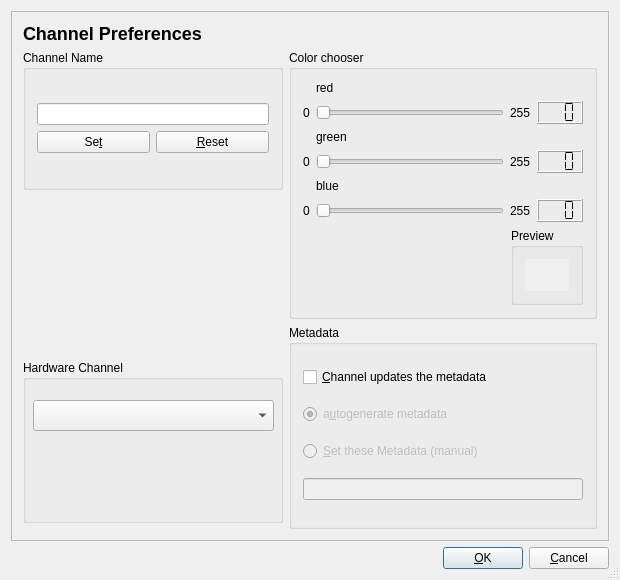
Before: the Qt Designer form src/dialoge/kanalpreferences.ui in jan-lugfl/RadioMixer, drawn with Qt 5.
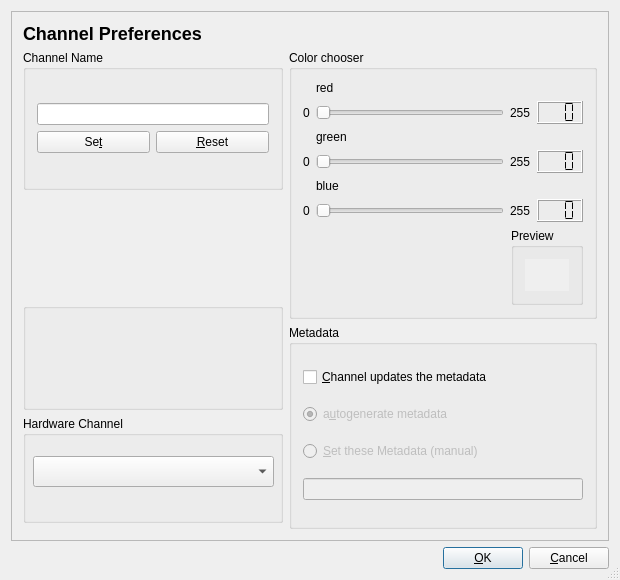
After: the same form once the commit is applied.

Commit message: -- finished new common settings storage for the channels -- completed implementation of alsa mixing channels -- added special section for channels dependant settings in the channel pref. dialog

```diff
--- a/src/dialoge/kanalpreferences.ui
+++ b/src/dialoge/kanalpreferences.ui
@@ -408,6 +408,19 @@
             </property>
            </spacer>
           </item>
+          <item>
+           <widget class="QGroupBox" name="typeDependantSettings">
+            <property name="sizePolicy">
+             <sizepolicy hsizetype="Preferred" vsizetype="Expanding">
+              <horstretch>0</horstretch>
+              <verstretch>0</verstretch>
+             </sizepolicy>
+            </property>
+            <property name="title">
+             <string/>
+            </property>
+           </widget>
+          </item>
           <item>
            <widget class="QGroupBox" name="hwChannelBox">
             <property name="enabled">
```
The commit also changes 10 other files.
